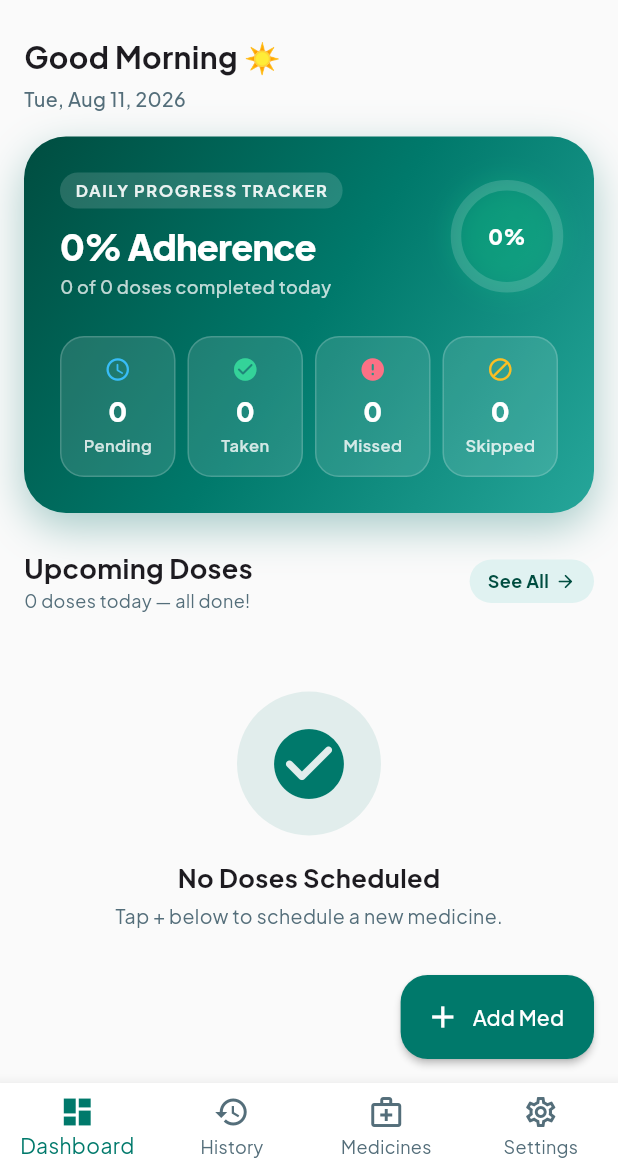
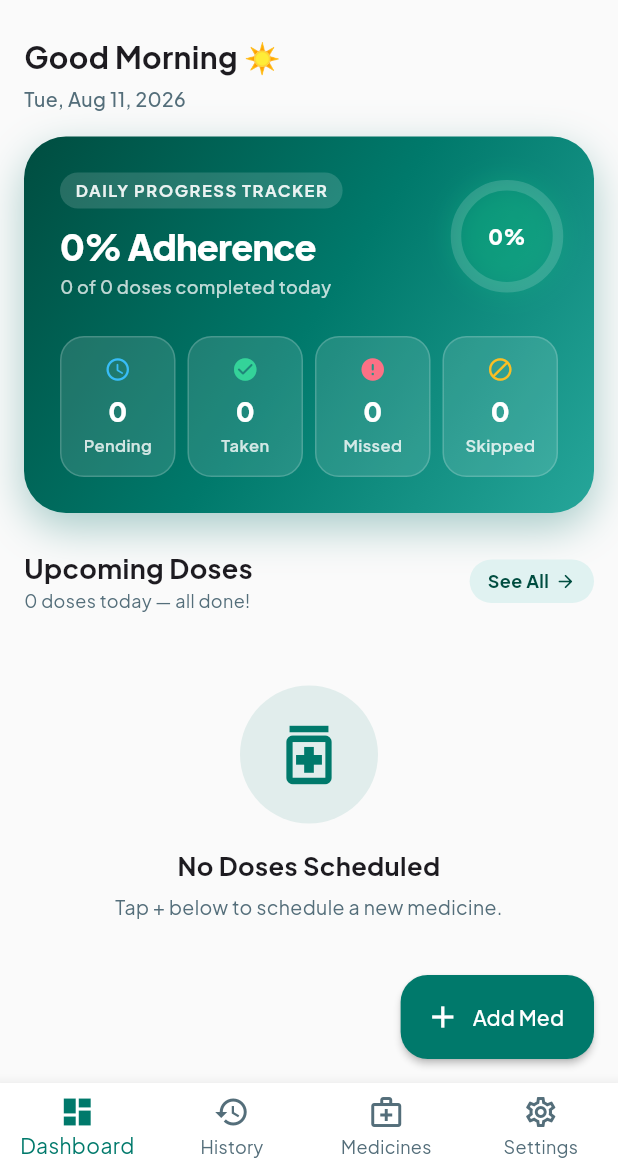
Before and after one commit to JOELPSHAJU/Med_Reminder, a Flutter app: the screen it shows after launch, on a phone screen of 412 x 824 dp, the part 66-1236 px from its top. Run offline on Flutter 3.47's test engine with Material 3 defaults, Android fonts, the phone set to English and light mode, and no system bars; our stand-ins replace audioplayers, flutter_local_notifications, flutter_riverpod, google_fonts, hive, hive_flutter and 1 more; accounts and stored records are empty.

Commit message:
feat: show centered skipped and missed summary when no upcoming doses remain
- Update empty state on DashboardScreen when upcomingReminders.isEmpty
- Display centered status badges showing today's exact count of Skipped, Missed, and Taken doses
- Header shows 'No Doses Remaining Today' with clear subtitle

```diff
--- a/lib/features/dashboard/presentation/screens/dashboard_screen.dart
+++ b/lib/features/dashboard/presentation/screens/dashboard_screen.dart
@@ -211,7 +211,7 @@ class DashboardScreen extends ConsumerWidget {
               if (upcomingReminders.isEmpty)
                 Center(
                   child: Padding(
-                    padding: const EdgeInsets.symmetric(vertical: 40),
+                    padding: const EdgeInsets.symmetric(vertical: 36, horizontal: 16),
                     child: Column(
                       children: [
                         Container(
@@ -220,9 +220,11 @@ class DashboardScreen extends ConsumerWidget {
                             color: AppColors.primary.withValues(alpha: 0.1),
                             shape: BoxShape.circle,
                           ),
-                          child: const Icon(
-                            Icons.check_circle_rounded,
-                            size: 56,
+                          child: Icon(
+                            todayReminders.isEmpty
+                                ? Icons.medication_outlined
+                                : Icons.check_circle_rounded,
+                            size: 52,
                             color: AppColors.primary,
                           ),
                         ),
@@ -230,24 +232,70 @@ class DashboardScreen extends ConsumerWidget {
                         Text(
                           todayReminders.isEmpty
                               ? 'No Doses Scheduled'
-                              : 'All Caught Up! 🎉',
+                              : 'No Doses Remaining Today 🎉',
                           style: GoogleFonts.plusJakartaSans(
                             fontSize: 17,
                             fontWeight: FontWeight.bold,
                           ),
+                          textAlign: TextAlign.center,
                         ),
-                        const SizedBox(height: 4),
+                        const SizedBox(height: 6),
                         Text(
                           todayReminders.isEmpty
                               ? 'Tap + below to schedule a new medicine.'
-                              : 'All doses for today are completed.',
+                              : 'No upcoming doses scheduled after current time.',
                           style: GoogleFonts.plusJakartaSans(
                             color: isDark
                                 ? AppColors.darkTextSecondary
                                 : AppColors.lightTextSecondary,
                             fontSize: 13,
                           ),
+                          textAlign: TextAlign.center,
                         ),
+                        if (todayReminders.isNotEmpty) ...[
+                          const SizedBox(height: 16),
+                          // Today's Skipped & Missed Summary Badges
+                          Container(
+                            padding: const EdgeInsets.symmetric(
+                                horizontal: 14, vertical: 10),
+                            decoration: BoxDecoration(
+                              color: isDark
+                                  ? AppColors.darkSurface
+                                  : AppColors.lightSurface,
+                              borderRadius: BorderRadius.circular(16),
+                              border: Border.all(
+                                color: isDark
+                                    ? AppColors.darkBorder
+                                    : AppColors.lightBorder,
+                              ),
+                            ),
+                            child: Row(
+                              mainAxisSize: MainAxisSize.min,
+                              children: [
+                                _buildSummaryChip(
+                                  label: 'Skipped',
+                                  count: stats.skippedCount,
+                                  color: AppColors.statusSkippedText,
+                                  bg: AppColors.statusSkippedContainer,
+                                ),
+                                const SizedBox(width: 8),
+                                _buildSummaryChip(
+                                  label: 'Missed',
+                                  count: stats.missedCount,
+                                  color: AppColors.statusMissedText,
+                                  bg: AppColors.statusMissedContainer,
+                                ),
+                                const SizedBox(width: 8),
+                                _buildSummaryChip(
+                                  label: 'Taken',
+                                  count: stats.takenCount,
+                                  color: AppColors.statusTakenText,
+                                  bg: AppColors.statusTakenContainer,
+                                ),
+                              ],
+                            ),
+                          ),
+                        ],
                       ],
                     ),
                   ),
@@ -419,10 +467,48 @@ class DashboardScreen extends ConsumerWidget {
                     );
                   },
                 ),
+
             ],
           ),
         ),
       ),
     );
   }
+
+
+  Widget _buildSummaryChip({
+    required String label,
+    required int count,
+    required Color color,
+    required Color bg,
+  }) {
+    return Container(
+      padding: const EdgeInsets.symmetric(horizontal: 10, vertical: 5),
+      decoration: BoxDecoration(
+        color: bg,
+        borderRadius: BorderRadius.circular(10),
+      ),
+      child: Row(
+        mainAxisSize: MainAxisSize.min,
+        children: [
+          Text(
+            '$label: ',
+            style: GoogleFonts.plusJakartaSans(
+              fontSize: 11,
+              fontWeight: FontWeight.w600,
+              color: color,
+            ),
+          ),
+          Text(
+            '$count',
+            style: GoogleFonts.plusJakartaSans(
+              fontSize: 11,
+              fontWeight: FontWeight.bold,
+              color: color,
+            ),
+          ),
+        ],
+      ),
+    );
+  }
 }
```
